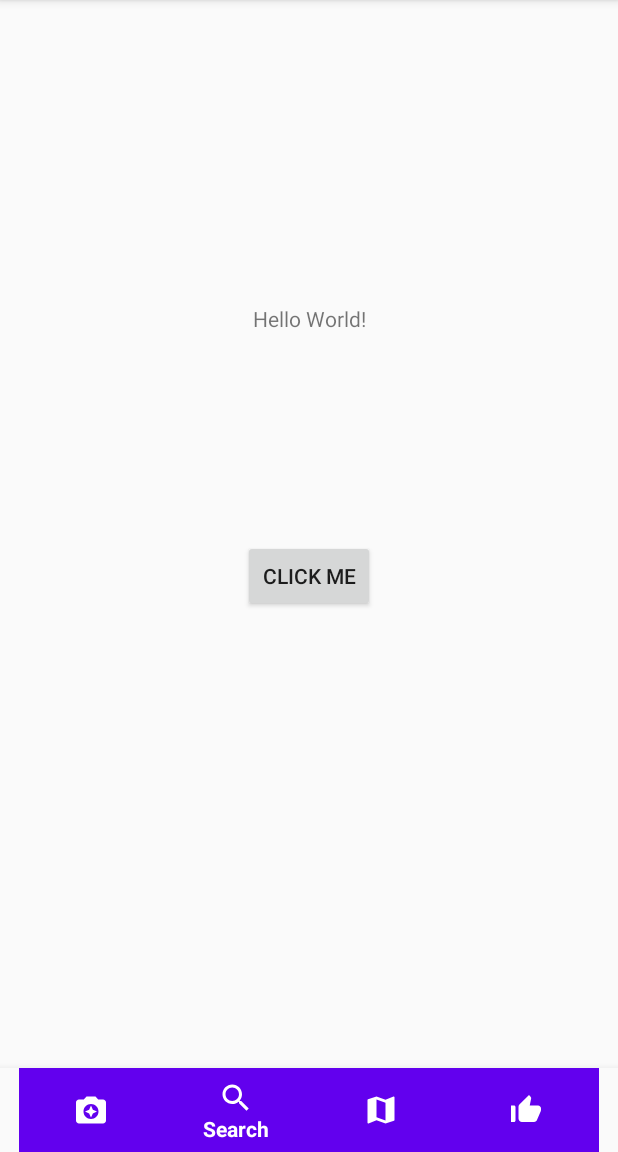
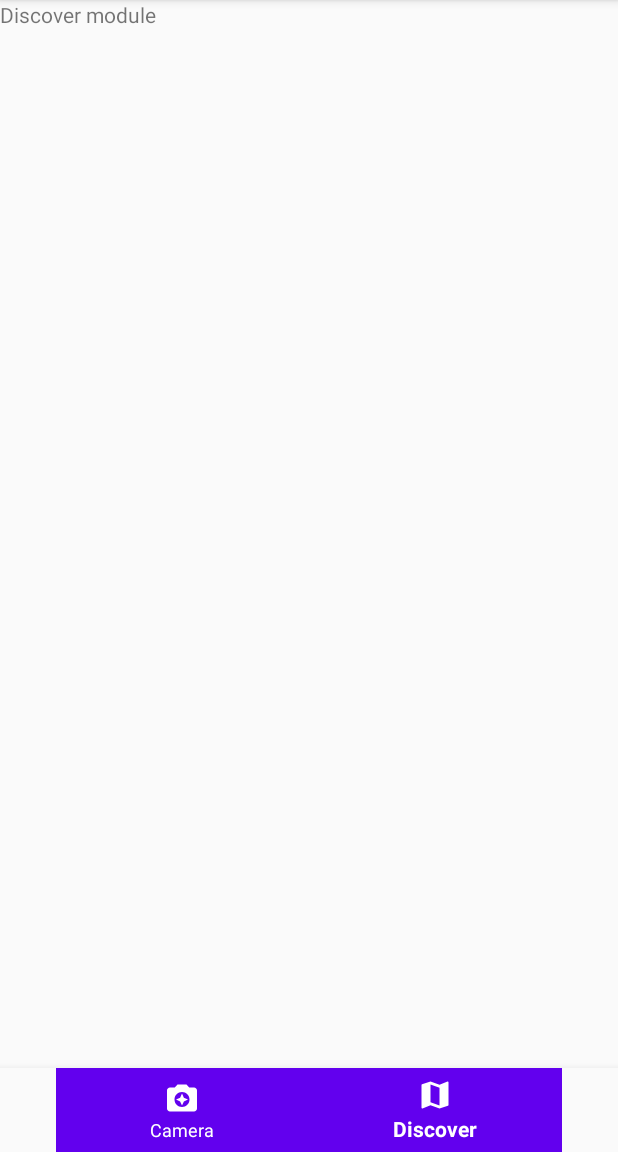
Before and after one commit to steinaragust/SPM-Project, an Android app: the screen it shows after launch (MainActivity), item 2 of the bottom bar chosen, on a phone screen of 412 x 824 dp, the part 84-1236 px from its top. Run offline under Robolectric (Android 15) with nearby library versions, the phone set to English and light mode, and no system bars; libraries missing offline, so code that uses them is left out: com.github.florent37.camerafragment.

```diff
--- a/app/build.gradle
+++ b/app/build.gradle
@@ -49,6 +49,7 @@ dependencies {
     implementation 'com.google.android.material:material:1.2.1@aar'
     implementation 'androidx.legacy:legacy-support-v4:1.0.0'
     implementation 'androidx.recyclerview:recyclerview:1.1.0'
+    implementation 'com.github.florent37:camerafragment:1.0.9'
     testImplementation 'junit:junit:4.13'
     testImplementation 'com.squareup.okhttp3:mockwebserver:4.10.0-RC1'
     androidTestImplementation 'androidx.test.ext:junit:1.1.2'
--- /dev/null
+++ b/app/src/main/java/com/iceartgrp/iceart/components/DiscoverFragment.kt
@@ -0,0 +1,60 @@
+package com.iceartgrp.iceart.components
+
+import android.os.Bundle
+import androidx.fragment.app.Fragment
+import android.view.LayoutInflater
+import android.view.View
+import android.view.ViewGroup
+import com.iceartgrp.iceart.R
+
+// TODO: Rename parameter arguments, choose names that match
+// the fragment initialization parameters, e.g. ARG_ITEM_NUMBER
+private const val ARG_PARAM1 = "param1"
+private const val ARG_PARAM2 = "param2"
+
+/**
+ * A simple [Fragment] subclass.
+ * Use the [DiscoverFragment.newInstance] factory method to
+ * create an instance of this fragment.
+ */
+class DiscoverFragment : Fragment() {
+    // TODO: Rename and change types of parameters
+    private var param1: String? = null
+    private var param2: String? = null
+
+    override fun onCreate(savedInstanceState: Bundle?) {
+        super.onCreate(savedInstanceState)
+        arguments?.let {
+            param1 = it.getString(ARG_PARAM1)
+            param2 = it.getString(ARG_PARAM2)
+        }
+    }
+
+    override fun onCreateView(
+        inflater: LayoutInflater, container: ViewGroup?,
+        savedInstanceState: Bundle?
+    ): View? {
+        // Inflate the layout for this fragment
+        return inflater.inflate(R.layout.fragment_discover, container, false)
+    }
+
+    companion object {
+        /**
+         * Use this factory method to create a new instance of
+         * this fragment using the provided parameters.
+         *
+         * @param param1 Parameter 1.
+         * @param param2 Parameter 2.
+         * @return A new instance of fragment DiscoverFragment.
+         */
+        // TODO: Rename and change types and number of parameters
+        @JvmStatic
+        fun newInstance(param1: String, param2: String) =
+            DiscoverFragment().apply {
+                arguments = Bundle().apply {
+                    putString(ARG_PARAM1, param1)
+                    putString(ARG_PARAM2, param2)
+                }
+            }
+    }
+}
--- a/app/src/main/java/com/iceartgrp/iceart/components/MainActivity.kt
+++ b/app/src/main/java/com/iceartgrp/iceart/components/MainActivity.kt
@@ -1,29 +1,45 @@
 package com.iceartgrp.iceart.components
 
+import android.Manifest
+import android.content.Intent
+import android.content.pm.PackageManager
 import android.os.Bundle
 import android.util.Log
+import android.widget.Toast
 import androidx.appcompat.app.AppCompatActivity
+import androidx.core.app.ActivityCompat
+import androidx.core.content.ContextCompat
+import com.github.florent37.camerafragment.CameraFragment
+import com.github.florent37.camerafragment.PreviewActivity
+import com.github.florent37.camerafragment.listeners.CameraFragmentResultListener
 import com.google.android.material.bottomnavigation.BottomNavigationView
 import com.iceartgrp.iceart.R
 import com.iceartgrp.iceart.network.ApiConsumer
 import kotlinx.android.synthetic.main.activity_main.*
 
 class MainActivity : AppCompatActivity() {
+    private lateinit var cameraFragment : CameraFragment
+
+
     private val mOnNavigationSelectedListener = BottomNavigationView.OnNavigationItemSelectedListener {
         item -> when(item.itemId) {
             R.id.navigation_camera -> {
-                true
-            }
-            R.id.navigation_search -> {
                 val fragmentManager = supportFragmentManager
-                val fragmentTransaction = fragmentManager.beginTransaction()
+                if (fragmentManager.fragments.size == 0) {
+                    fragmentManager.beginTransaction().add(R.id.fragment_container, com.iceartgrp.iceart.components.CameraFragment.newInstance(), "cameraModule").commit()
+                } else {
+                    fragmentManager.beginTransaction().replace(R.id.fragment_container, com.iceartgrp.iceart.components.CameraFragment.newInstance(), "cameraModule").commit()
+                }
                 true
             }
             R.id.navigation_discover -> {
-                true
-            }
-            R.id.navigation_liked -> {
-                true
+                val fragmentManager = supportFragmentManager
+                if (fragmentManager.fragments.size == 0) {
+                    fragmentManager.beginTransaction().add(R.id.fragment_container, DiscoverFragment.newInstance("yo", "asd"), "discoverModule").commit()
+                } else {
+                    fragmentManager.beginTransaction().replace(R.id.fragment_container, DiscoverFragment.newInstance("yo", "asd"), "discoverModule").commit()
+                }
+                  true
             }
             else -> false
         }
@@ -33,20 +49,50 @@ class MainActivity : AppCompatActivity() {
     override fun onCreate(savedInstanceState: Bundle?) {
         super.onCreate(savedInstanceState)
         setContentView(R.layout.activity_main)
-        // implementation 'com.google.android.material:material:1.2.1'
         navigationView.setOnNavigationItemSelectedListener(mOnNavigationSelectedListener)
-        mainbtn.setOnClickListener {
-            ApiConsumer().getPaintingById(
-                0,
-                onSuccess = { painting ->
-                    maintxt.text = painting.title
-                },
-                onFailure = { statusCode ->
-                    Log.e("Request Failure", statusCode.toString())
-                    val errorMsg = "Error: $statusCode"
-                    maintxt.text = errorMsg
-                }
-            )
+        hasPermissionAndOpenCamera()
+        // navigationView.setSelectedItemId(R.id.navigation_camera)
+//        mainbtn.setOnClickListener {
+//            ApiConsumer().getPaintingById(
+//                0,
+//                onSuccess = { painting ->
+//                    maintxt.text = painting.title
+//                },
+//                onFailure = { statusCode ->
+//                    Log.e("Request Failure", statusCode.toString())
+//                    val errorMsg = "Error: $statusCode"
+//                    maintxt.text = errorMsg
+//                }
+//            )
+//        }
+    }
+
+    override fun onActivityResult(requestCode: Int, resultCode: Int, data: Intent?) {
+        super.onActivityResult(requestCode, resultCode, data)
+        Toast.makeText(this, "Camera success!", Toast.LENGTH_SHORT).show()
+    }
+
+    /**
+     * Check if you have Camera Permission
+     *      if you don't have it then permission is requested
+     */
+    private fun hasPermissionAndOpenCamera() {
+        if (ContextCompat.checkSelfPermission(this, Manifest.permission.CAMERA)
+            != PackageManager.PERMISSION_GRANTED) {
+            requestPermission()
         }
     }
+
+    /**
+     * Requesting permission to open the Camera and show Dialog on screen
+     */
+    private fun requestPermission() {
+        val permissions = arrayOf(
+            Manifest.permission.CAMERA,
+            Manifest.permission.WRITE_EXTERNAL_STORAGE,
+            Manifest.permission.READ_EXTERNAL_STORAGE
+        )
+
+        ActivityCompat.requestPermissions(this, permissions, PackageManager.PERMISSION_GRANTED)
+    }
 }
--- a/app/src/main/res/layout/activity_main.xml
+++ b/app/src/main/res/layout/activity_main.xml
@@ -2,29 +2,14 @@
 <androidx.constraintlayout.widget.ConstraintLayout xmlns:android="http://schemas.android.com/apk/res/android"
     xmlns:app="http://schemas.android.com/apk/res-auto"
     xmlns:tools="http://schemas.android.com/tools"
+    android:id="@+id/rootLayout"
     android:layout_width="match_parent"
     android:layout_height="match_parent"
     tools:context=".components.MainActivity">
-    <TextView
-        android:id="@+id/maintxt"
-        android:layout_width="wrap_content"
-        android:layout_height="wrap_content"
-        android:text="Hello World!"
-        app:layout_constraintBottom_toBottomOf="parent"
-        app:layout_constraintLeft_toLeftOf="parent"
-        app:layout_constraintRight_toRightOf="parent"
-        app:layout_constraintTop_toTopOf="parent"
-        app:layout_constraintVertical_bias="0.271" />
-
-    <Button
-        android:id="@+id/mainbtn"
-        android:layout_width="wrap_content"
-        android:layout_height="wrap_content"
-        android:text="@string/click_me"
-        app:layout_constraintBottom_toBottomOf="parent"
-        app:layout_constraintLeft_toLeftOf="parent"
-        app:layout_constraintRight_toRightOf="parent"
-        app:layout_constraintTop_toTopOf="parent" />
+    <FrameLayout
+        android:id="@+id/fragment_container"
+        android:layout_width="match_parent"
+        android:layout_height="match_parent" />
 
     <com.google.android.material.bottomnavigation.BottomNavigationView
         android:id="@+id/navigationView"
--- /dev/null
+++ b/app/src/main/res/layout/fragment_discover.xml
@@ -0,0 +1,12 @@
+<?xml version="1.0" encoding="utf-8"?>
+<FrameLayout xmlns:android="http://schemas.android.com/apk/res/android"
+    xmlns:tools="http://schemas.android.com/tools"
+    android:layout_width="match_parent"
+    android:layout_height="match_parent"
+    tools:context=".components.DiscoverFragment">
+    <TextView
+        android:layout_width="match_parent"
+        android:layout_height="match_parent"
+        android:text="@string/discover_module" />
+
+</FrameLayout>
--- a/app/src/main/res/menu/navigation.xml
+++ b/app/src/main/res/menu/navigation.xml
@@ -5,15 +5,7 @@
         android:icon="@drawable/ic_camera_enhance_24px"
         android:title="Camera"/>
     <item
-        android:id="@+id/navigation_search"
-        android:icon="@drawable/ic_search_24px"
-        android:title="Search"/>
-    <item
         android:id="@+id/navigation_discover"
         android:icon="@drawable/ic_map_24px"
         android:title="Discover"/>
-    <item
-        android:id="@+id/navigation_liked"
-        android:icon="@drawable/ic_thumb_up_alt_24px"
-        android:title="Liked"/>
 </menu>
--- a/app/src/main/res/values/strings.xml
+++ b/app/src/main/res/values/strings.xml
@@ -1,4 +1,9 @@
 <resources>
     <string name="app_name">iceart</string>
     <string name="click_me">Click Me</string>
+    <!-- TODO: Remove or change this placeholder text -->
+    <string name="discover_module">Discover module</string>
+    <string name="camera_module">Camera module</string>
+    <!-- TODO: Remove or change this placeholder text -->
+    <string name="hello_blank_fragment">Hello blank fragment</string>
 </resources>
--- a/build.gradle
+++ b/build.gradle
@@ -22,6 +22,7 @@ allprojects {
     repositories {
         google()
         jcenter()
+        maven { url "https://jitpack.io" }
     }
     apply plugin: "org.jlleitschuh.gradle.ktlint"
 }
```
Also changed, not shown: app/src/main/AndroidManifest.xml (+6 -1 lines), app/src/main/java/com/iceartgrp/iceart/components/CameraFragment.kt (added, +73 -0 lines), app/src/main/java/com/iceartgrp/iceart/components/MyFeatureRecyclerViewAdapter.kt (deleted, +0 -42 lines), app/src/main/java/com/iceartgrp/iceart/components/SearchFragment.kt (deleted, +0 -62 lines), app/src/main/res/layout/fragment_camera.xml (added, +20 -0 lines), app/src/main/res/layout/fragment_search.xml (deleted, +0 -20 lines), app/src/main/res/layout/fragment_search_list.xml (deleted, +0 -13 lines).
